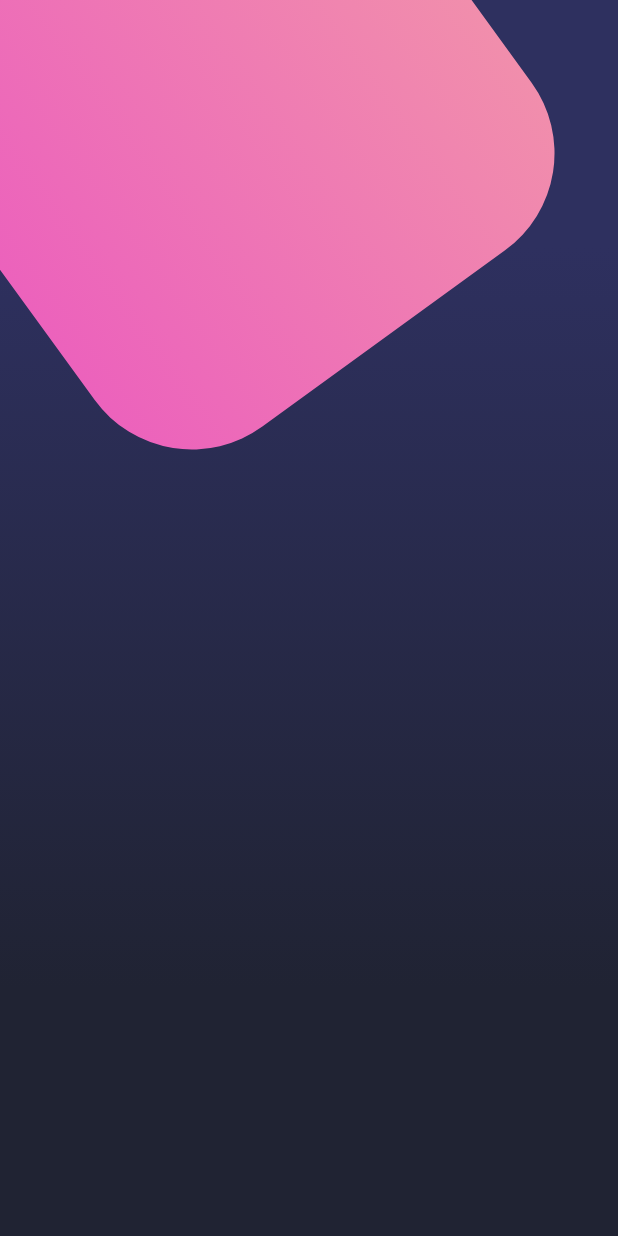
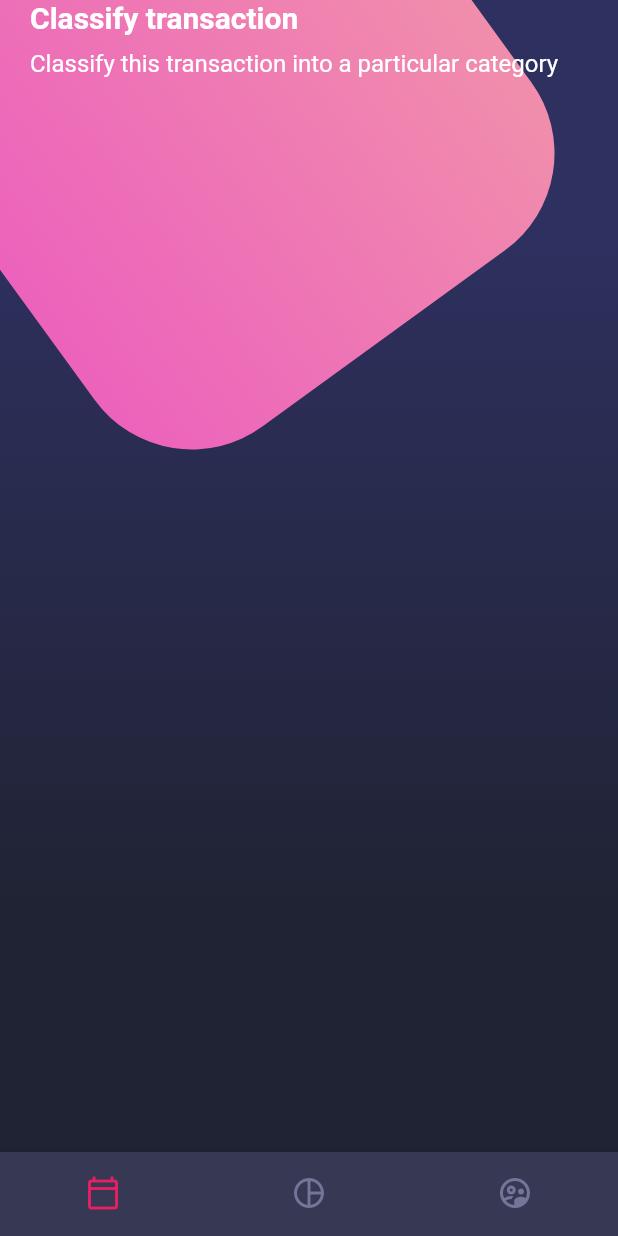
Before and after one commit to TazMania-Git/Basic_Design, a Flutter app: the screen it shows after launch, on a phone screen of 412 x 824 dp. Run offline on Flutter 3.47's test engine with Material 2 defaults, Android fonts, the light colour scheme and no system bars.

Commit message:
in the middle

```diff
--- a/lib/main.dart
+++ b/lib/main.dart
@@ -2,12 +2,14 @@ import 'package:designs_practice/screens/basic_screen.dart';
 import 'package:designs_practice/screens/home_screen.dart';
 import 'package:designs_practice/screens/scroll_design.dart';
 import 'package:flutter/material.dart';
+import 'package:flutter/services.dart';
 
 void main() => runApp(MyApp());
 
 class MyApp extends StatelessWidget {
   @override
   Widget build(BuildContext context) {
+    SystemChrome.setSystemUIOverlayStyle(SystemUiOverlayStyle.dark);
     return MaterialApp(
       debugShowCheckedModeBanner: false,
       title: 'Material App',
--- a/lib/screens/basic_screen.dart
+++ b/lib/screens/basic_screen.dart
@@ -32,6 +32,7 @@ class ButtonSelection extends StatelessWidget {
       padding: EdgeInsets.symmetric(vertical: 20, horizontal: 10),
       child: Row(
         mainAxisAlignment: MainAxisAlignment.spaceAround,
+        // ignore: prefer_const_literals_to_create_immutables
         children: [
           CustomButton(
             icon: Icons.call,
@@ -86,6 +87,7 @@ class Title extends StatelessWidget {
         children: [
           Column(
             crossAxisAlignment: CrossAxisAlignment.start,
+            // ignore: prefer_const_literals_to_create_immutables
             children: [
               Text(
                 "Playa del Carmen",
--- a/lib/screens/home_screen.dart
+++ b/lib/screens/home_screen.dart
@@ -1,14 +1,28 @@
 import 'package:designs_practice/widgets/background.dart';
+import 'package:designs_practice/widgets/custom_bottom_navigation.dart';
+import 'package:designs_practice/widgets/page_title.dart';
 import 'package:flutter/material.dart';
 
-
 class HomeScreen extends StatelessWidget {
-
   @override
   Widget build(BuildContext context) {
     // ignore: prefer_const_constructors
     return Scaffold(
-      body: Background()
-   );
+      body: Stack(children: [Background(), _HomeBody()]),
+      bottomNavigationBar: CustomBottomNavigation(),
+    );
   }
 }
+
+class _HomeBody extends StatelessWidget {
+  const _HomeBody({
+    Key? key,
+  }) : super(key: key);
+
+  @override
+  Widget build(BuildContext context) {
+    return Column(
+      children: [PageTitle()],
+    );
+  }
+}
--- /dev/null
+++ b/lib/widgets/custom_bottom_navigation.dart
@@ -0,0 +1,26 @@
+// ignore_for_file: prefer_const_constructors
+
+import 'package:flutter/material.dart';
+
+class CustomBottomNavigation extends StatelessWidget {
+  @override
+  Widget build(BuildContext context) {
+    // ignore: prefer_const_literals_to_create_immutables
+    return BottomNavigationBar(
+        showSelectedLabels: false,
+        showUnselectedLabels: false,
+        selectedItemColor: Colors.pink,
+        backgroundColor: Color.fromRGBO(55, 57, 84, 1),
+        unselectedItemColor: Color.fromRGBO(116, 117, 152, 1),
+        currentIndex: 0,
+        items: [
+          BottomNavigationBarItem(
+              icon: Icon(Icons.calendar_today_outlined), label: "Calendario"),
+          BottomNavigationBarItem(
+              icon: Icon(Icons.pie_chart_outline_outlined), label: "Grafica"),
+          BottomNavigationBarItem(
+              icon: Icon(Icons.supervised_user_circle_outlined),
+              label: "Usuarios"),
+        ]);
+  }
+}
--- /dev/null
+++ b/lib/widgets/page_title.dart
@@ -0,0 +1,23 @@
+import 'package:flutter/material.dart';
+
+class PageTitle extends StatelessWidget {
+  @override
+  Widget build(BuildContext context) {
+    return SafeArea(
+      child: Container(
+        margin: EdgeInsets.symmetric(horizontal: 20),
+        child: Column(
+          crossAxisAlignment: CrossAxisAlignment.start,
+          children: [
+            Text(
+              "Classify transaction",
+              style: TextStyle(color: Colors.white, fontSize: 20 ,fontWeight: FontWeight.bold),
+            ),
+            SizedBox(height: 10,),
+            Text("Classify this transaction into a particular category",style:TextStyle(color: Colors.white, fontSize: 16 ),),
+          ],
+        ),
+      ),
+    );
+  }
+}
```
